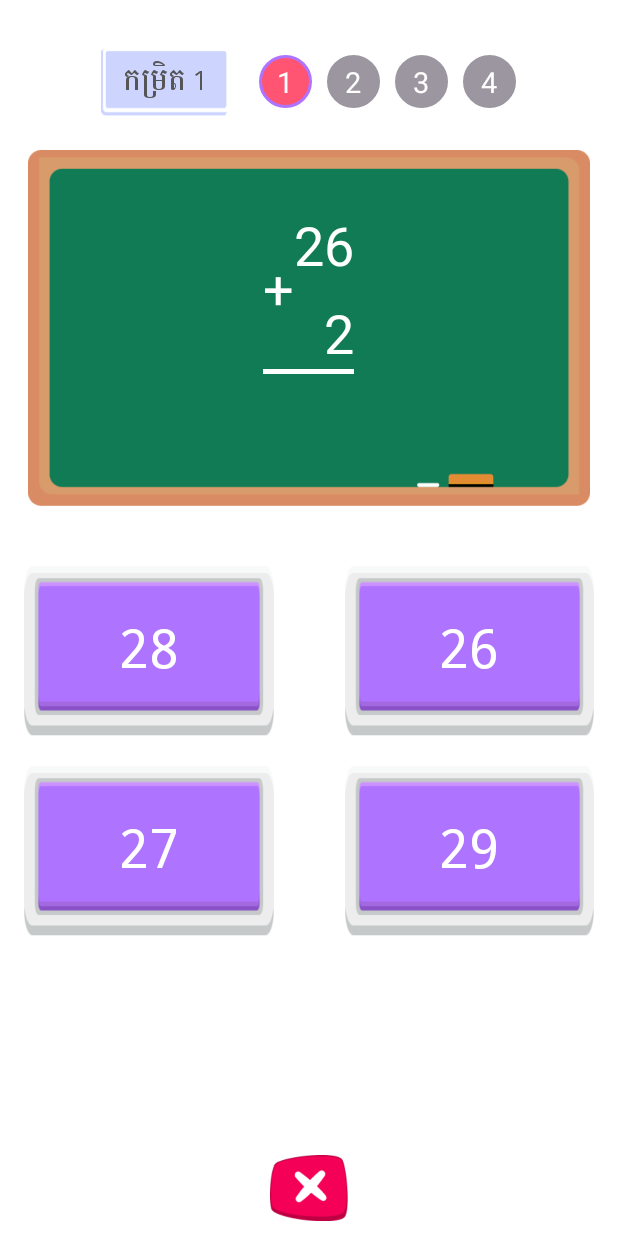
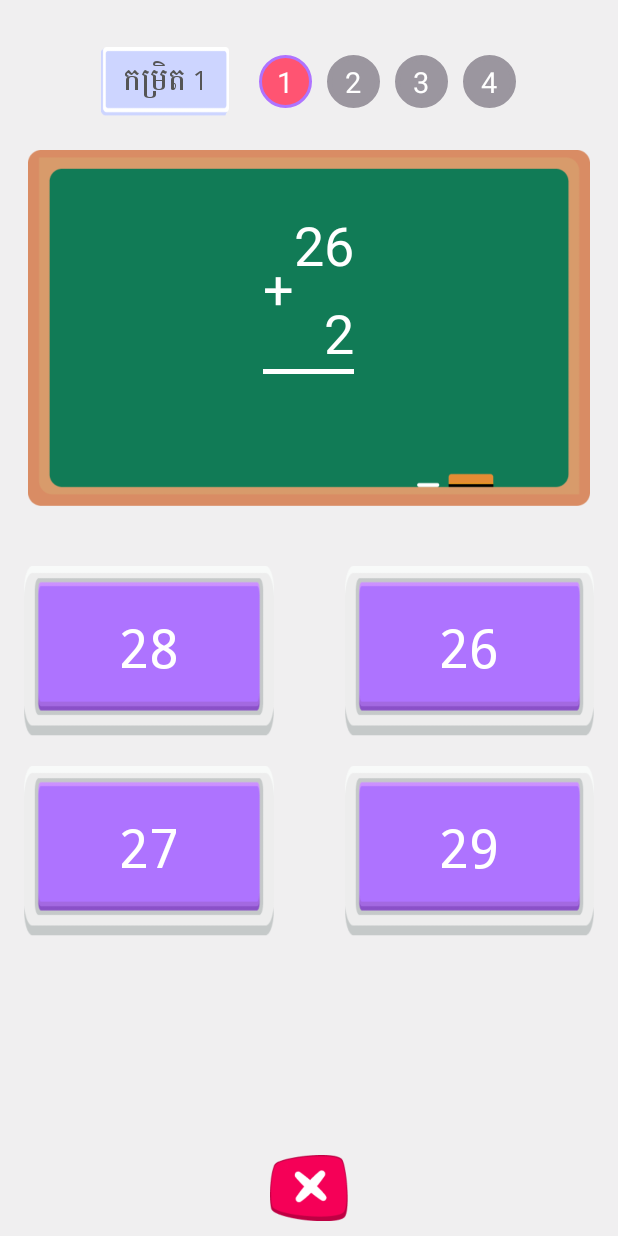
Before and after one commit to Thou168/BT_MathOperation, an Android app: the Learn_1 screen opened directly, with no data from a screen before it, on a phone screen of 412 x 824 dp. Run offline under Robolectric (Android 15) with nearby library versions, the light colour scheme and no system bars; libraries missing offline, so code that uses them is left out: com.dd, com.luolc.emojirain; plain views replace EmojiRainLayout, ShadowLayout; 3 statements that could not run were skipped.

Commit message:
some code

```diff
--- a/app/src/main/java/com/bokor/bt_mathoperation/Activity/Start_Up.java
+++ b/app/src/main/java/com/bokor/bt_mathoperation/Activity/Start_Up.java
@@ -125,7 +125,7 @@ public class Start_Up extends AppCompatActivity {
         TextView textView = layoutView.findViewById(R.id.text);
         ImageView img_view = layoutView.findViewById(R.id.img_bokor);
         img_view.setVisibility(View.VISIBLE);
-        img_view.setImageDrawable(getDrawable(R.drawable.logo_bokor));
+        img_view.setImageDrawable(getDrawable(R.drawable.bokor));
         textView.setMovementMethod(new ScrollingMovementMethod());
         textView.setText("BOKOR Technology Co., Ltd. is a professional software development, network infrastructure integration and IT consulting service company. We understand the gap between technology and business and their correlations. We ensure quality service and solution delivery to meet customers’ need, budget and time. We have strong passion in serving software service sector and commit to provide best-fit technology which is seamlessly integrated into customer working environment.");
         ImageButton img_back = layoutView.findViewById(R.id.img_back);
@@ -150,7 +150,7 @@ public class Start_Up extends AppCompatActivity {
         TextView textView = layoutView.findViewById(R.id.text);
         ImageView img_view = layoutView.findViewById(R.id.img_sipar);
         img_view.setVisibility(View.VISIBLE);
-        img_view.setImageDrawable(getDrawable(R.drawable.logo_sipar));
+        img_view.setImageDrawable(getDrawable(R.drawable.sipar));
         textView.setMovementMethod(new ScrollingMovementMethod());
         textView.setText("ស៊ីប៉ាគឺជាអង្គការសាមគ្គីភាពអន្តរជាតិមួយដែលត្រូវបានបង្កើតឡើងនៅឆ្នាំ១៩៨២នៅប្រទេសបារាំងដើម្បីជួយជនភៀសខ្លួនមកពីអាស៊ីអាគ្នេយ៍តាមរយៈកម្មវិធីអប់រំ។\n" +
                 "នៅឆ្នាំ១៩៩១ស៊ីប៉ាបានមកប្រទេសកម្ពុជាហើយចូលរួមក្នុងការស្តារនិងអភិវឌ្ឍប្រទេសដោយពង្រឹងប្រព័ន្ធអប់រំរបស់ខ្លួន។\n" +
--- a/app/src/main/res/layout/activity_about_us.xml
+++ b/app/src/main/res/layout/activity_about_us.xml
@@ -37,7 +37,7 @@
                 android:visibility="gone"
                 android:layout_marginTop="41dp"
                 android:layout_gravity="top|center"
-                android:src="@drawable/logo_bokor"
+                android:src="@drawable/bokor"
                 android:layout_width="116dp"
                 android:layout_height="57dp"/>
             <ImageView
@@ -45,7 +45,7 @@
                 android:layout_gravity="top|center"
                 android:layout_marginTop="20dp"
                 android:visibility="gone"
-                android:src="@drawable/logo_sipar"
+                android:src="@drawable/sipar"
                 android:layout_width="87dp"
                 android:layout_height="90dp"/>
             <RelativeLayout
--- a/app/src/main/res/layout/activity_start__up.xml
+++ b/app/src/main/res/layout/activity_start__up.xml
@@ -5,7 +5,7 @@
     xmlns:tools="http://schemas.android.com/tools"
     android:layout_width="match_parent"
     android:layout_height="match_parent"
-    android:background="@color/white"
+    android:background="#F0F0F0"
     tools:context=".Activity.Start_Up">
 
     <RelativeLayout
@@ -173,7 +173,7 @@
             android:layout_width="wrap_content"
             android:layout_height="wrap_content">
             <ImageView
-                android:src="@drawable/logo_sipar"
+                android:src="@drawable/sipar"
                 android:layout_width="50dp"
                 android:layout_height="52dp"/>
 <!--            <ImageView-->
@@ -194,7 +194,7 @@
             android:layout_height="wrap_content">
             <ImageView
                 android:id="@+id/sipar_pic"
-                android:src="@drawable/logo_bokor"
+                android:src="@drawable/bokor"
                 android:layout_width="70dp"
                 android:layout_height="35dp"
                 />
--- a/app/src/main/res/layout/learn.xml
+++ b/app/src/main/res/layout/learn.xml
@@ -5,7 +5,7 @@
     android:layout_width="match_parent"
     android:layout_height="match_parent"
     android:id="@+id/container"
-    android:background="@color/white"
+    android:background="#F0EFF0"
     tools:context=".Fragment_lesson.Addition.Learn_1">
     <RelativeLayout
         android:layout_width="match_parent"
@@ -152,7 +152,7 @@
                 <TextView
                     android:id="@+id/num_top"
                     android:textColor="@color/white"
-                    android:text="110"
+                    android:text="11"
                     android:layout_toEndOf="@+id/symbol"
                     android:textSize="36sp"
                     android:layout_width="wrap_content"
@@ -174,7 +174,6 @@
                     android:layout_below="@+id/num_top"
                     android:layout_alignEnd="@+id/num_top"
                     android:layout_marginTop="10dp"
-                    android:layout_marginEnd="0dp"
                     android:textAlignment="textEnd"
                     android:layout_toEndOf="@id/symbol"
                     android:text="12"
@@ -188,15 +187,16 @@
                     android:layout_below="@+id/num_bottom"
                     android:layout_alignEnd="@+id/num_top"
                     android:background="@color/white" />
+
                 <TextView
                     android:id="@+id/num_result"
                     android:layout_width="wrap_content"
                     android:layout_height="wrap_content"
                     android:layout_below="@+id/line_equal"
-                    android:layout_alignEnd="@+id/num_top"
+                    android:layout_alignEnd="@+id/num_bottom"
+                    android:text="22"
                     android:textAlignment="textEnd"
                     android:textColor="@color/white"
-                    android:text="22"
                     android:textSize="36sp"
                     android:visibility="invisible" />
             </RelativeLayout>
--- a/app/src/main/res/layout/my_home.xml
+++ b/app/src/main/res/layout/my_home.xml
@@ -2,6 +2,7 @@
 <RelativeLayout xmlns:android="http://schemas.android.com/apk/res/android"
     android:layout_width="match_parent"
     android:layout_height="match_parent"
+    android:background="#F0F0F0"
     xmlns:app="http://schemas.android.com/apk/res-auto"
     xmlns:tools="http://schemas.android.com/tools"
     app:layout_behavior="@string/appbar_scrolling_view_behavior"
--- a/app/src/main/res/layout/the_slop_layout.xml
+++ b/app/src/main/res/layout/the_slop_layout.xml
@@ -5,7 +5,7 @@
     android:layout_width="match_parent"
     android:layout_height="match_parent"
     android:id="@+id/container"
-    android:background="@color/white"
+    android:background="#F0EFF0"
     tools:context=".Fragment_lesson.Addition.Learn_1">
     <RelativeLayout
         android:layout_width="match_parent"
```
Also changed, not shown: app/src/main/res/layout/activity_sponsor_screen.xml (+4 -4 lines), app/src/main/res/layout/dialog_next_level.xml (+6 -5 lines), app/src/main/res/drawable/bokor.png (added), app/src/main/res/drawable/logo_afd.png (added), app/src/main/res/drawable/logo_bokor.png (deleted), app/src/main/res/drawable/logo_sipar.png (deleted), app/src/main/res/drawable/sipar.png (added).
